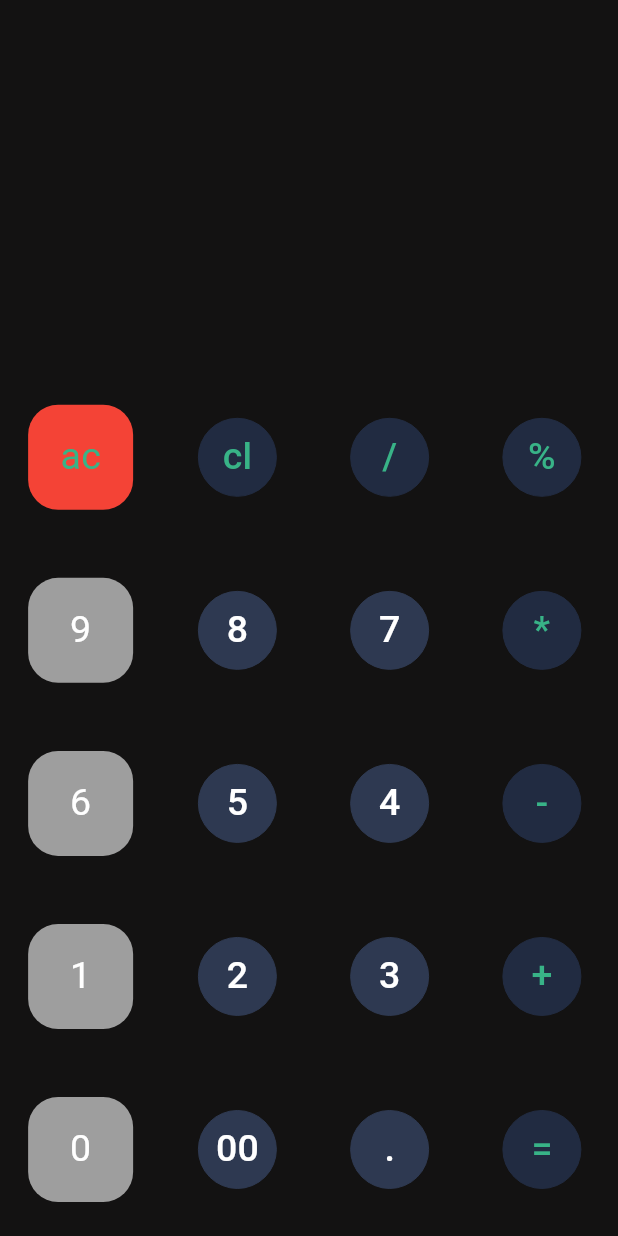
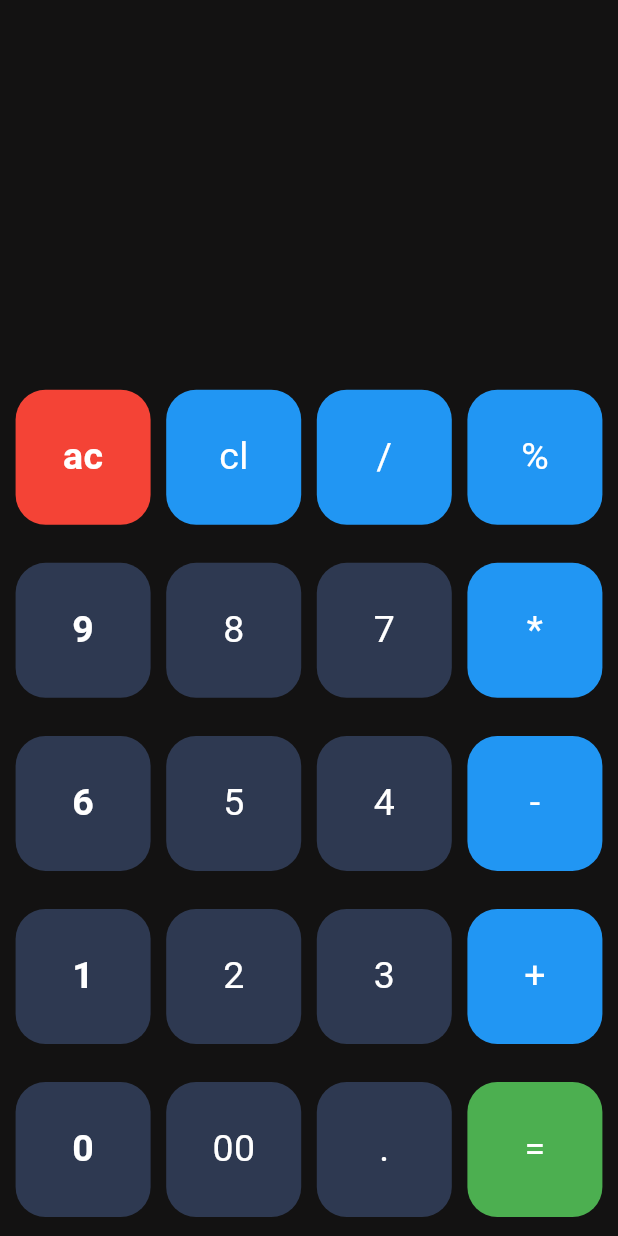
Before and after one commit to mahdiramezanii/calculator, a Flutter app: the screen it shows after launch, on a phone screen of 412 x 824 dp. Run offline on Flutter 3.47's test engine with Material 3 defaults, Android fonts, the phone set to English and light mode, and no system bars; our stand-ins replace hexcolor, math_expressions.

Commit message:
complated updated

```diff
--- a/lib/main.dart
+++ b/lib/main.dart
@@ -77,11 +77,9 @@ class _ApplicationState extends State<Application> {
 
   Widget _getRow(String text1, String text2, String text3, String text4) {
     return Row(
-      mainAxisAlignment: MainAxisAlignment.spaceAround,
+      mainAxisAlignment: MainAxisAlignment.spaceEvenly,
       children: [
-        Padding(
-            padding: const EdgeInsets.all(8.0),
-            child: GestureDetector(
+        GestureDetector(
           onTap: () {
             setState(() {
               if (text1 == "ac") {
@@ -93,10 +91,10 @@ class _ApplicationState extends State<Application> {
             });
           },
           child: Container(
-                width: 70,
-                height: 70,
+            width: 90,
+            height: 90,
             decoration: BoxDecoration(
-                  color: text1 == "ac" ? Colors.red : Colors.grey,
+              color: getColor(text1),
               borderRadius: BorderRadius.all(
                 Radius.circular(20),
               ),
@@ -104,38 +102,16 @@ class _ApplicationState extends State<Application> {
             child: Center(
               child: Text(
                 "$text1",
-                    style: TextStyle(color: getTextColor(text1), fontSize: 25),
+                style: TextStyle(
+                    color: getTextColor(text1),
+                    fontSize: 25,
+                    fontWeight: FontWeight.bold),
               ),
             ),
           ),
-            )
-            //  TextButton(
-            //   onPressed: () {
-            //     setState(() {
-            //       if (text1 == "ac") {
-            //         textInput = "";
-            //         result = "";
-            //       } else {
-            //         textInput = textInput + text1;
-            //       }
-            //     });
-            //   },
-            //   style: TextButton.styleFrom(
-            //     backgroundColor: getColor(text1),
-            //     shape: CircleBorder(
-            //       side: BorderSide(width: 0, color: getColor(text1)),
-            //     ),
-            //   ),
-            //   child: Text(
-            //     "$text1",
-            //     style: TextStyle(color: getTextColor(text1), fontSize: 25),
-            //   ),
-            // ),
         ),
-        Padding(
-          padding: const EdgeInsets.all(8.0),
-          child: TextButton(
-            onPressed: () {
+        GestureDetector(
+          onTap: () {
             setState(() {
               if (text2 == "cl") {
                 if (textInput.length > 0) {
@@ -148,41 +124,42 @@ class _ApplicationState extends State<Application> {
               }
             });
           },
-            style: TextButton.styleFrom(
-                backgroundColor: getColor(text2),
-                shape: CircleBorder(
-                  side: BorderSide(width: 0, color: getColor(text2)),
-                )),
+          child: Container(
+            width: 90,
+            height: 90,
+            decoration: BoxDecoration(
+                borderRadius: BorderRadius.circular(20),
+                color: getColor(text2)),
+            child: Center(
               child: Text(
                 "$text2",
-              style: TextStyle(color: getTextColor(text2), fontSize: 25),
+                style: TextStyle(color: getTextColor(text3), fontSize: 25),
               ),
             ),
           ),
-        Padding(
-          padding: const EdgeInsets.all(8.0),
-          child: TextButton(
-            onPressed: () {
+        ),
+        GestureDetector(
+          onTap: () {
             setState(() {
               textInput = textInput + text3;
             });
           },
-            style: TextButton.styleFrom(
-              backgroundColor: getColor(text3),
-              shape: CircleBorder(
-                side: BorderSide(width: 0, color: getColor(text3)),
-              ),
-            ),
+          child: Container(
+            width: 90,
+            height: 90,
+            decoration: BoxDecoration(
+                borderRadius: BorderRadius.circular(20),
+                color: getColor(text3)),
+            child: Center(
               child: Text(
                 "$text3",
                 style: TextStyle(color: getTextColor(text3), fontSize: 25),
               ),
             ),
           ),
-        Padding(
-          padding: const EdgeInsets.all(8.0),
-          child: TextButton(
-            onPressed: () {
+        ),
+        GestureDetector(
+          onTap: () {
             setState(() {
               if (text4 == "=") {
                 if (textInput.length > 0) {
@@ -199,15 +176,17 @@ class _ApplicationState extends State<Application> {
               }
             });
           },
-            style: TextButton.styleFrom(
-              backgroundColor: getColor(text4),
-              shape: CircleBorder(
-                side: BorderSide(width: 0, color: getColor(text4)),
-              ),
-            ),
+          child: Container(
+            width: 90,
+            height: 90,
+            decoration: BoxDecoration(
+                color: getColor(text4),
+                borderRadius: BorderRadius.circular(20)),
+            child: Center(
               child: Text(
                 "$text4",
                 style: TextStyle(color: getTextColor(text4), fontSize: 25),
+              ),
             ),
           ),
         ),
@@ -228,7 +207,13 @@ class _ApplicationState extends State<Application> {
 
   Color getColor(String text) {
     if (is_operator(text)) {
-      return backgroundGreyDark;
+      if (text == "ac") {
+        return Colors.red;
+      } else if (text == "=") {
+        return Colors.green;
+      } else {
+        return Colors.blue;
+      }
     } else {
       return backgroundGrey;
     }
@@ -236,7 +221,7 @@ class _ApplicationState extends State<Application> {
 
   Color getTextColor(String text) {
     if (is_operator(text)) {
-      return textGreen;
+      return Colors.white;
     } else {
       return Colors.white;
     }
```
Lines whose indentation alone changed are shown as unchanged.
